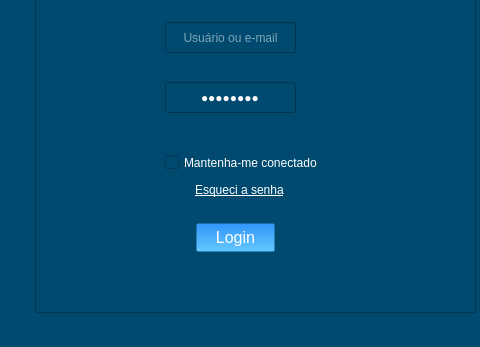
This is login_2.ui in KevenLucas025/ProjetoERP as Qt 5 draws it before an edit; both pictures show x 95 to 575 and y 288 to 635 of the 683 by 635 pixel window. The edited form follows.
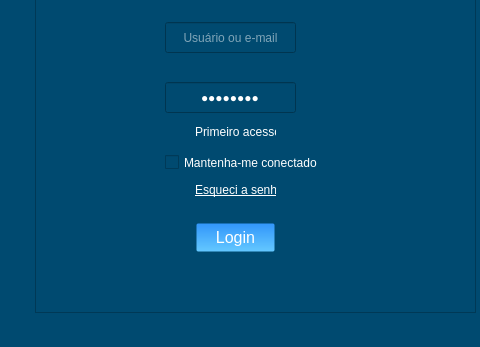
This is the edited form. Icons and pictures are not drawn.

What changed in the file:
```diff
--- a/login_2.ui
+++ b/login_2.ui
@@ -178,7 +178,7 @@
      <rect>
       <x>160</x>
       <y>190</y>
-      <width>91</width>
+      <width>81</width>
       <height>16</height>
      </rect>
     </property>
@@ -186,7 +186,35 @@
      <string notr="true">color: rgb(255, 255, 255);</string>
     </property>
     <property name="text">
-     <string>&lt;a href=&quot;trocar_senha&quot; style=&quot;color: white;&quot;&gt;Esqueci a senha&lt;/a&gt;</string>
+     <string notr="true">&lt;a href=&quot;trocar_senha&quot; style=&quot;color: white;&quot;&gt;Esqueci a senha&lt;/a&gt;</string>
+    </property>
+    <property name="textFormat">
+     <enum>Qt::AutoText</enum>
+    </property>
+    <property name="scaledContents">
+     <bool>false</bool>
+    </property>
+    <property name="wordWrap">
+     <bool>false</bool>
+    </property>
+    <property name="textInteractionFlags">
+     <set>Qt::LinksAccessibleByMouse</set>
+    </property>
+   </widget>
+   <widget class="QLabel" name="label_primeiro_acesso">
+    <property name="geometry">
+     <rect>
+      <x>160</x>
+      <y>130</y>
+      <width>81</width>
+      <height>20</height>
+     </rect>
+    </property>
+    <property name="styleSheet">
+     <string notr="true">color: rgb(255, 255, 255);</string>
+    </property>
+    <property name="text">
+     <string>Primeiro acesso?</string>
     </property>
    </widget>
   </widget>
```
